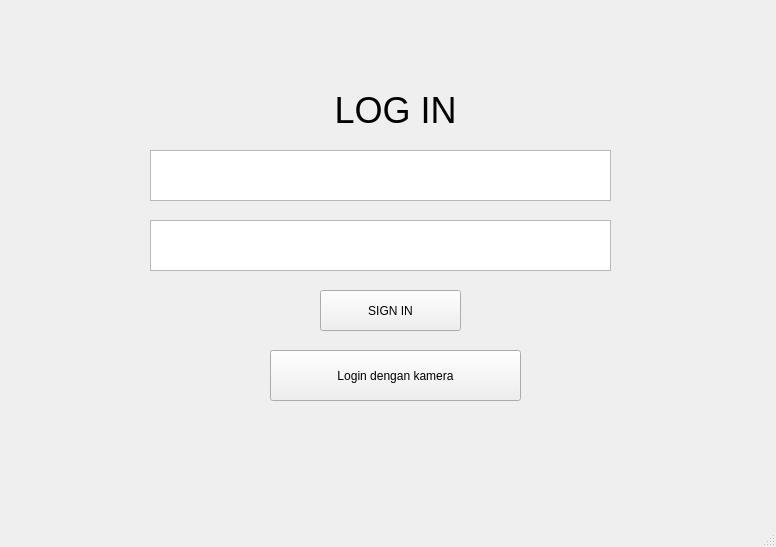
The window that Login_Page.ui (thaa15/proyekgui) describes before a commit, drawn with Qt 5.
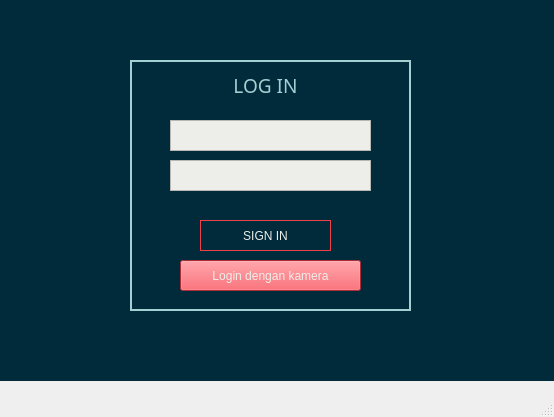
The same window after the commit.

Commit message: design login

Patch:
```diff
--- a/Login_Page.ui
+++ b/Login_Page.ui
@@ -6,8 +6,8 @@
    <rect>
     <x>0</x>
     <y>0</y>
-    <width>776</width>
-    <height>547</height>
+    <width>554</width>
+    <height>417</height>
    </rect>
   </property>
   <property name="windowTitle">
@@ -17,18 +17,26 @@
    <widget class="QLabel" name="label">
     <property name="geometry">
      <rect>
-      <x>270</x>
-      <y>80</y>
-      <width>251</width>
-      <height>61</height>
+      <x>190</x>
+      <y>70</y>
+      <width>151</width>
+      <height>31</height>
      </rect>
     </property>
     <property name="font">
      <font>
-      <family>Segoe UI Historic</family>
-      <pointsize>27</pointsize>
+      <family>Raleway Bold</family>
+      <pointsize>14</pointsize>
+      <weight>9</weight>
+      <italic>false</italic>
+      <bold>false</bold>
      </font>
     </property>
+    <property name="styleSheet">
+     <string notr="true">font: 75 14pt &quot;Raleway Bold&quot;;
+color: rgb(161, 209, 210)
+</string>
+    </property>
     <property name="text">
      <string>LOG IN</string>
     </property>
@@ -39,17 +47,21 @@
    <widget class="QTextEdit" name="nama_input">
     <property name="geometry">
      <rect>
-      <x>150</x>
-      <y>150</y>
-      <width>461</width>
-      <height>51</height>
+      <x>170</x>
+      <y>120</y>
+      <width>201</width>
+      <height>31</height>
      </rect>
     </property>
     <property name="font">
      <font>
-      <pointsize>16</pointsize>
+      <pointsize>10</pointsize>
      </font>
     </property>
+    <property name="styleSheet">
+     <string notr="true">background-color: rgb(237, 238, 233)
+</string>
+    </property>
     <property name="tabChangesFocus">
      <bool>true</bool>
     </property>
@@ -57,19 +69,24 @@
      <string>&lt;!DOCTYPE HTML PUBLIC &quot;-//W3C//DTD HTML 4.0//EN&quot; &quot;http://www.w3.org/TR/REC-html40/strict.dtd&quot;&gt;
 &lt;html&gt;&lt;head&gt;&lt;meta name=&quot;qrichtext&quot; content=&quot;1&quot; /&gt;&lt;style type=&quot;text/css&quot;&gt;
 p, li { white-space: pre-wrap; }
-&lt;/style&gt;&lt;/head&gt;&lt;body style=&quot; font-family:'MS Shell Dlg 2'; font-size:16pt; font-weight:400; font-style:normal;&quot;&gt;
-&lt;p style=&quot;-qt-paragraph-type:empty; margin-top:0px; margin-bottom:0px; margin-left:0px; margin-right:0px; -qt-block-indent:0; text-indent:0px;&quot;&gt;&lt;br /&gt;&lt;/p&gt;&lt;/body&gt;&lt;/html&gt;</string>
+&lt;/style&gt;&lt;/head&gt;&lt;body style=&quot; font-family:'MS Shell Dlg 2'; font-size:10pt; font-weight:400; font-style:normal;&quot;&gt;
+&lt;p style=&quot;-qt-paragraph-type:empty; margin-top:0px; margin-bottom:0px; margin-left:0px; margin-right:0px; -qt-block-indent:0; text-indent:0px; font-size:12pt;&quot;&gt;&lt;br /&gt;&lt;/p&gt;&lt;/body&gt;&lt;/html&gt;</string>
     </property>
    </widget>
    <widget class="QPushButton" name="signin_button">
     <property name="geometry">
      <rect>
-      <x>320</x>
-      <y>290</y>
-      <width>141</width>
-      <height>41</height>
+      <x>200</x>
+      <y>220</y>
+      <width>131</width>
+      <height>31</height>
      </rect>
     </property>
+    <property name="styleSheet">
+     <string notr="true">font: 8pt &quot;Raleway&quot;;
+color: rgb(237, 238, 233);
+border: 1px solid rgb(238, 65, 76) radius</string>
+    </property>
     <property name="text">
      <string>SIGN IN</string>
     </property>
@@ -77,12 +94,19 @@
    <widget class="QPushButton" name="camera_button">
     <property name="geometry">
      <rect>
-      <x>270</x>
-      <y>350</y>
-      <width>251</width>
-      <height>51</height>
+      <x>180</x>
+      <y>260</y>
+      <width>181</width>
+      <height>31</height>
      </rect>
     </property>
+    <property name="styleSheet">
+     <string notr="true">background-color:rgb(238, 65, 76);
+font: 8pt &quot;Raleway medium&quot;;
+color:rgb(237, 238, 233)
+
+</string>
+    </property>
     <property name="text">
      <string>Login dengan kamera</string>
     </property>
@@ -90,21 +114,63 @@
    <widget class="QTextEdit" name="npm_input">
     <property name="geometry">
      <rect>
-      <x>150</x>
-      <y>220</y>
-      <width>461</width>
-      <height>51</height>
+      <x>170</x>
+      <y>160</y>
+      <width>201</width>
+      <height>31</height>
      </rect>
     </property>
     <property name="font">
      <font>
-      <pointsize>16</pointsize>
+      <pointsize>10</pointsize>
      </font>
     </property>
+    <property name="styleSheet">
+     <string notr="true">background-color:rgb(237, 238, 233)</string>
+    </property>
     <property name="tabChangesFocus">
      <bool>true</bool>
     </property>
    </widget>
+   <widget class="QLabel" name="background">
+    <property name="geometry">
+     <rect>
+      <x>0</x>
+      <y>0</y>
+      <width>561</width>
+      <height>381</height>
+     </rect>
+    </property>
+    <property name="styleSheet">
+     <string notr="true">background-color:rgb(1, 42, 59)</string>
+    </property>
+    <property name="text">
+     <string/>
+    </property>
+   </widget>
+   <widget class="QLabel" name="label_2">
+    <property name="geometry">
+     <rect>
+      <x>130</x>
+      <y>60</y>
+      <width>281</width>
+      <height>251</height>
+     </rect>
+    </property>
+    <property name="styleSheet">
+     <string notr="true">border: 2px solid rgb(161, 209, 210)</string>
+    </property>
+    <property name="text">
+     <string/>
+    </property>
+   </widget>
+   <zorder>background</zorder>
+   <zorder>label_2</zorder>
+   <zorder>label</zorder>
+   <zorder>nama_input</zorder>
+   <zorder>signin_button</zorder>
+   <zorder>camera_button</zorder>
+   <zorder>npm_input</zorder>
   </widget>
   <widget class="QMenuBar" name="menubar">
    <property name="geometry">
```
Left out of the diff: 8 changed lines with no effect on the pictures. The commit also changes 2 other files.
